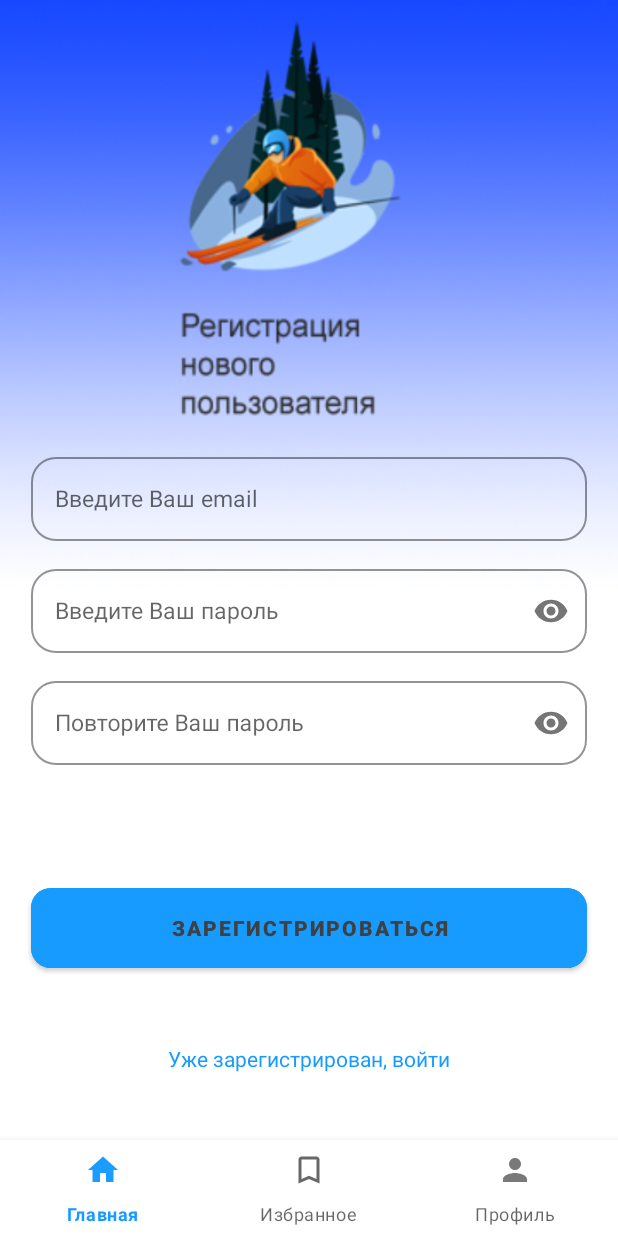
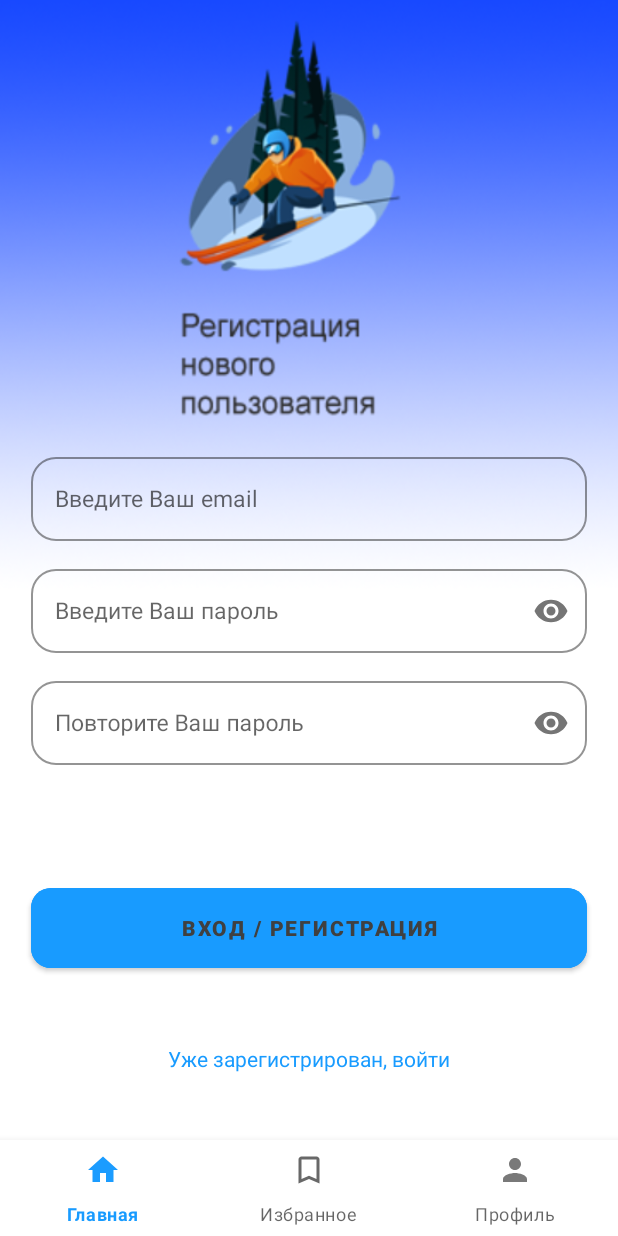
Before and after one commit to Sergio994350/SkiMountains, an Android app: the SignUpFragment screen opened through its navigation route, on a phone screen of 412 x 824 dp. Run offline under Robolectric (Android 15) with nearby library versions, the light colour scheme and no system bars; our stand-ins replace Firebase (no records; nobody signed in at launch, a user with empty details on screens opened directly), navigation-ui, sdp/ssp sizes; 1 statement that could not run was skipped.

Commit message:
design fixes

```diff
--- a/app/src/main/res/values/strings.xml
+++ b/app/src/main/res/values/strings.xml
@@ -37,7 +37,7 @@
     <string name="enter_your_password">Введите Ваш пароль</string>
     <string name="repeat_your_password">Повторите Ваш пароль</string>
     <string name="password_not_match">Пароли не совпадают</string>
-    <string name="sign_up">Зарегистрироваться</string>
+    <string name="sign_up">Вход / Регистрация</string>
     <string name="log_out">Выйти</string>
     <string name="already_registered_enter">Уже зарегистрирован, войти</string>
     <string name="enter">Войти</string>
```
